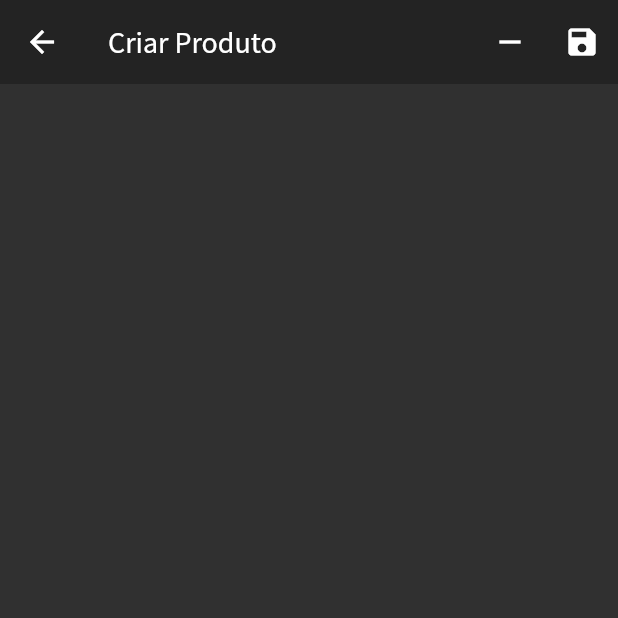
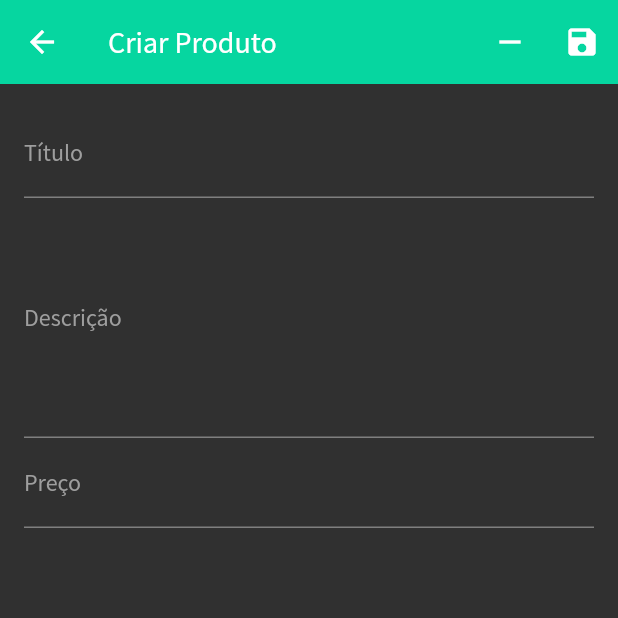
Before and after one commit to felipecastrosales/virtual-store-manager, a Flutter app: the ProductScreen screen opened directly, on a phone screen of 412 x 824 dp, the top half of it. Run offline on Flutter 3.47's test engine with Material 2 defaults, Android fonts, the phone set to English and light mode, and no system bars; our stand-ins replace cloud_firestore, firebase_auth, flutter_speed_dial, rxdart, shimmer; missing offline and left inert: bloc_pattern; accounts and stored records are empty.

Commit message:
displaying product title, description and price

```diff
--- a/lib/blocs/product_bloc.dart
+++ b/lib/blocs/product_bloc.dart
@@ -1,11 +1,32 @@
 import 'package:bloc_pattern/bloc_pattern.dart';
 import 'package:cloud_firestore/cloud_firestore.dart';
+import 'package:rxdart/rxdart.dart';
 
 class ProductBloc extends BlocBase {
+  final _dataController = BehaviorSubject<Map>();
+  Stream<Map> get outData => _dataController.stream;
   String categoryId;
   DocumentSnapshot product;
-  ProductBloc({this.categoryId, this.product});
+  Map<String, dynamic> unsavedData;
+  ProductBloc({this.categoryId, this.product}) {
+    if (product != null) {
+      unsavedData = Map.of(product.data);
+      unsavedData['images'] = List.of(product.data['images']);
+      unsavedData['sizes'] = List.of(product.data['sizes']);
+    } else {
+      unsavedData = {
+        'title': null,
+        'description': null,
+        'price': null,
+        'images': [],
+        'sizes': [],
+      };
+    }
+    _dataController.add(unsavedData);
+  }
 
   @override
-  void dispose() {}
+  void dispose() {
+    _dataController.close();
+  }
 }
--- a/lib/screens/product_screen.dart
+++ b/lib/screens/product_screen.dart
@@ -2,21 +2,36 @@ import 'package:cloud_firestore/cloud_firestore.dart';
 import 'package:flutter/material.dart';
 import '../blocs/product_bloc.dart';
 
-class ProductScreen extends StatelessWidget {
+class ProductScreen extends StatefulWidget {
   final String categoryId;
   final DocumentSnapshot product;
+  ProductScreen({this.categoryId, this.product});
+
+  @override
+  _ProductScreenState createState() => _ProductScreenState(categoryId, product);
+}
+
+class _ProductScreenState extends State<ProductScreen> {
   final ProductBloc _productBloc;
   final _formKey = GlobalKey<FormState>();
-  ProductScreen({this.categoryId, this.product})
+  _ProductScreenState(String categoryId, DocumentSnapshot product)
       : _productBloc = ProductBloc(categoryId: categoryId, product: product);
+
 
   @override
   Widget build(BuildContext context) {
+    InputDecoration _buildDecoration(String label) {
+      return InputDecoration(
+        labelText: label,
+        labelStyle: TextStyle(color: Colors.grey),
+      );
+    }
+    final _fieldStyle = TextStyle(color: Colors.white, fontSize: 16);
+
     return Scaffold(
       appBar: AppBar(
-        title: Text(
-          'Criar Produto',
-        ),
+        title: Text('Criar Produto'),
+        backgroundColor: Theme.of(context).accentColor,
         elevation: 0,
         actions: <Widget>[
           IconButton(
@@ -31,11 +46,45 @@ class ProductScreen extends StatelessWidget {
       ),
       body: Form(
         key: _formKey,
-        child: ListView(
-          padding: EdgeInsets.all(16),
-          children: <Widget>[
-
-          ],
+        child: StreamBuilder<Map>(
+          stream: _productBloc.outData,
+          builder: (context, snapshot) {
+            if(!snapshot.hasData) {
+              return Container();
+            } else {
+              return ListView(
+                padding: EdgeInsets.all(16),
+                children: <Widget>[
+                  TextFormField(
+                    initialValue: snapshot.data['title'],
+                    style: _fieldStyle,
+                    decoration: _buildDecoration('Título'),
+                    onSaved: (textValue) {},
+                    // ignore: missing_return
+                    validator: (textValue) {},
+                  ),
+                  TextFormField(
+                    initialValue: snapshot.data['description'],
+                    style: _fieldStyle,
+                    maxLines: 6,
+                    decoration: _buildDecoration('Descrição'),
+                    onSaved: (textValue) {},
+                    // ignore: missing_return
+                    validator: (textValue) {},
+                  ),
+                  TextFormField(
+                    initialValue: snapshot.data['price']?.toStringAsFixed(2),
+                    style: _fieldStyle,
+                    decoration: _buildDecoration('Preço'),
+                    keyboardType: TextInputType.numberWithOptions(decimal: true),
+                    onSaved: (textValue) {},
+                    // ignore: missing_return
+                    validator: (textValue) {},
+                  ),
+                ],
+              );
+            }
+          }
         ),
       ),
     );
```
